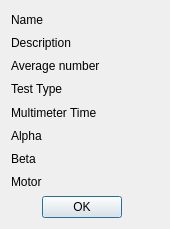
The window that zerodetails.ui (froque/AeroIST) describes before a commit, drawn with Qt 5.
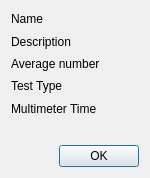
The same window after the commit.

Commit message: Zeromodel is now general. changes to zerodetails, zeropreferences, xml schema removed struct measure added zero methods to variable interfaces

```diff
--- a/zerodetails.ui
+++ b/zerodetails.ui
@@ -6,133 +6,102 @@
    <rect>
     <x>0</x>
     <y>0</y>
-    <width>170</width>
-    <height>229</height>
+    <width>150</width>
+    <height>178</height>
    </rect>
   </property>
   <property name="windowTitle">
    <string>Measurement Details</string>
   </property>
   <layout class="QGridLayout" name="gridLayout">
-   <item row="7" column="0">
-    <widget class="QLabel" name="labelViewAlpha">
-     <property name="text">
-      <string>Alpha</string>
-     </property>
-    </widget>
-   </item>
-   <item row="7" column="5">
-    <widget class="QLabel" name="labelAlpha">
-     <property name="text">
-      <string/>
-     </property>
-    </widget>
-   </item>
-   <item row="8" column="0" colspan="5">
-    <widget class="QLabel" name="labelViewBeta">
-     <property name="text">
-      <string>Beta</string>
-     </property>
-    </widget>
-   </item>
-   <item row="8" column="5">
-    <widget class="QLabel" name="labelBeta">
-     <property name="text">
-      <string/>
-     </property>
-    </widget>
-   </item>
-   <item row="9" column="0" colspan="5">
-    <widget class="QLabel" name="labelViewMotor">
-     <property name="text">
-      <string>Motor</string>
-     </property>
-    </widget>
-   </item>
-   <item row="9" column="5">
-    <widget class="QLabel" name="labelMotor">
-     <property name="text">
-      <string/>
-     </property>
-    </widget>
-   </item>
-   <item row="10" column="0">
-    <widget class="QDialogButtonBox" name="buttonBox">
-     <property name="orientation">
-      <enum>Qt::Horizontal</enum>
-     </property>
-     <property name="standardButtons">
-      <set>QDialogButtonBox::Ok</set>
-     </property>
-    </widget>
-   </item>
    <item row="0" column="0">
+    <layout class="QVBoxLayout" name="verticalLayout">
+     <item>
     <widget class="QLabel" name="labelViewName">
      <property name="text">
       <string>Name</string>
      </property>
     </widget>
    </item>
-   <item row="1" column="0">
+     <item>
     <widget class="QLabel" name="labelViewDescription">
      <property name="text">
       <string>Description</string>
      </property>
     </widget>
    </item>
-   <item row="4" column="0">
+     <item>
     <widget class="QLabel" name="labelViewAverage">
      <property name="text">
       <string>Average number</string>
      </property>
     </widget>
    </item>
-   <item row="5" column="0">
+     <item>
     <widget class="QLabel" name="labelViewMatrix">
      <property name="text">
       <string>Test Type</string>
      </property>
     </widget>
    </item>
-   <item row="6" column="0">
+     <item>
     <widget class="QLabel" name="labelViewMultimeter">
      <property name="text">
       <string>Multimeter Time</string>
      </property>
     </widget>
    </item>
-   <item row="0" column="5">
+     <item>
+      <widget class="QWidget" name="widget" native="true"/>
+     </item>
+    </layout>
+   </item>
+   <item row="0" column="1">
+    <layout class="QVBoxLayout" name="verticalLayout_2">
+     <item>
     <widget class="QLabel" name="labelName">
      <property name="text">
       <string/>
      </property>
     </widget>
    </item>
-   <item row="1" column="5">
+     <item>
     <widget class="QLabel" name="labelDescription">
      <property name="text">
       <string/>
      </property>
     </widget>
    </item>
-   <item row="6" column="5">
-    <widget class="QLabel" name="labelMultimeter">
-     <property name="text">
-      <string/>
-     </property>
-    </widget>
-   </item>
-   <item row="5" column="5">
-    <widget class="QLabel" name="labelMatrix">
-     <property name="text">
-      <string/>
-     </property>
-    </widget>
-   </item>
-   <item row="4" column="5">
+     <item>
     <widget class="QLabel" name="labelAverage">
      <property name="text">
       <string/>
+       </property>
+      </widget>
+     </item>
+     <item>
+      <widget class="QLabel" name="labelMatrix">
+       <property name="text">
+        <string/>
+       </property>
+      </widget>
+     </item>
+     <item>
+      <widget class="QLabel" name="labelMultimeter">
+       <property name="text">
+        <string/>
+       </property>
+      </widget>
+     </item>
+    </layout>
+   </item>
+   <item row="1" column="0" colspan="2">
+    <widget class="QDialogButtonBox" name="buttonBox">
+     <property name="orientation">
+      <enum>Qt::Horizontal</enum>
+     </property>
+     <property name="standardButtons">
+      <set>QDialogButtonBox::Ok</set>
      </property>
     </widget>
    </item>
```
Lines whose indentation alone changed are shown as unchanged. The commit also changes 18 other files.
